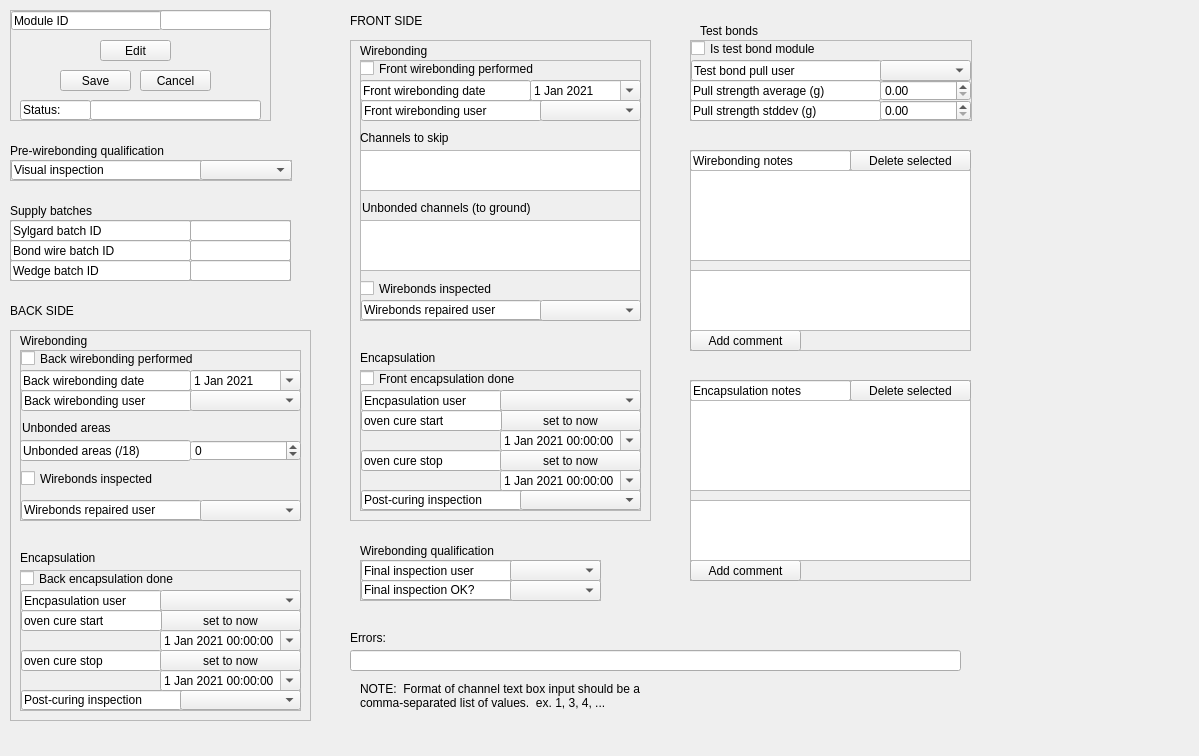
The window that pages_ui/view_wirebonding.ui (IncandelaLab/SharedUI) describes before a commit, drawn with Qt 5.
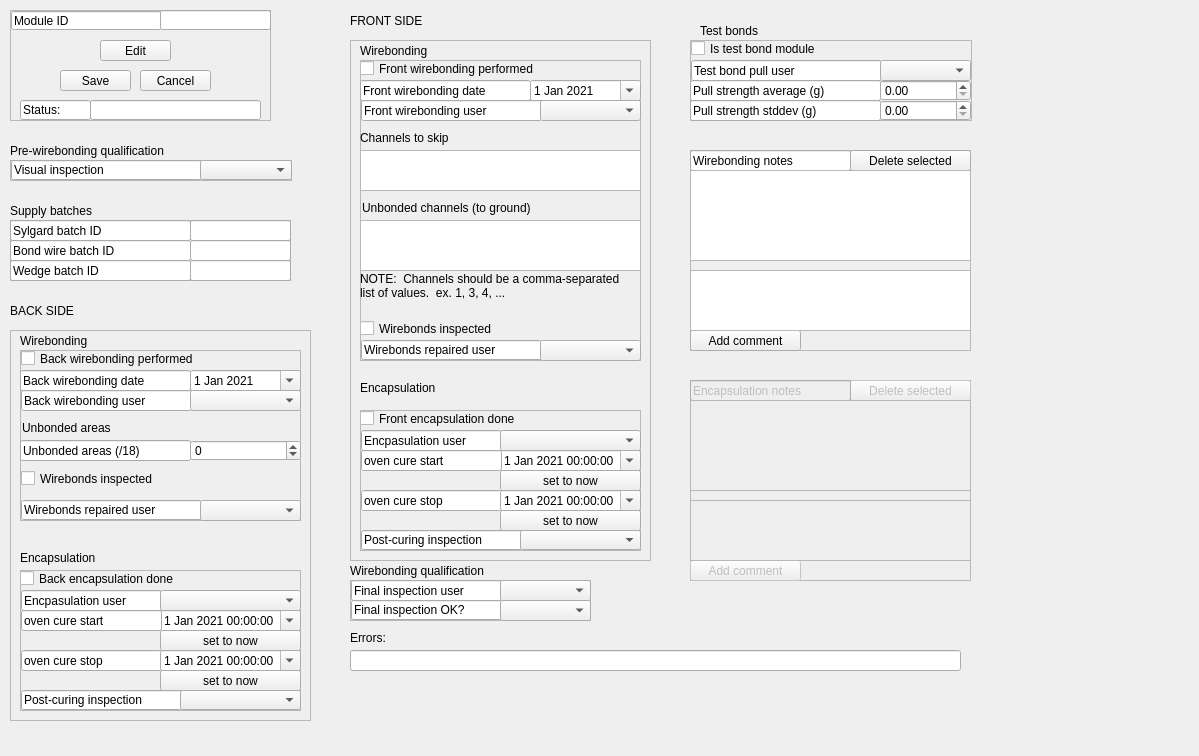
The same window after the commit.

Commit message: Wirebonding appears to be working

Patch:
```diff
--- a/pages_ui/view_wirebonding.ui
+++ b/pages_ui/view_wirebonding.ui
@@ -87,8 +87,8 @@
   <widget class="QLabel" name="label_4">
    <property name="geometry">
     <rect>
-     <x>360</x>
-     <y>540</y>
+     <x>350</x>
+     <y>560</y>
      <width>181</width>
      <height>21</height>
     </rect>
@@ -100,8 +100,8 @@
   <widget class="QFrame" name="frame_3">
    <property name="geometry">
     <rect>
-     <x>360</x>
-     <y>560</y>
+     <x>350</x>
+     <y>580</y>
      <width>241</width>
      <height>41</height>
     </rect>
@@ -324,22 +324,6 @@
     <bool>true</bool>
    </property>
   </widget>
-  <widget class="QLabel" name="label_6">
-   <property name="geometry">
-    <rect>
-     <x>360</x>
-     <y>670</y>
-     <width>321</width>
-     <height>51</height>
-    </rect>
-   </property>
-   <property name="text">
-    <string>NOTE:  Format of channel text box input should be a comma-separated list of values.  ex. 1, 3, 4, ...</string>
-   </property>
-   <property name="wordWrap">
-    <bool>true</bool>
-   </property>
-  </widget>
   <widget class="QLabel" name="label_15">
    <property name="geometry">
     <rect>
@@ -839,7 +823,7 @@
      <property name="geometry">
       <rect>
        <x>140</x>
-       <y>60</y>
+       <y>40</y>
        <width>141</width>
        <height>21</height>
       </rect>
@@ -889,7 +873,7 @@
      <property name="geometry">
       <rect>
        <x>140</x>
-       <y>80</y>
+       <y>100</y>
        <width>141</width>
        <height>21</height>
       </rect>
@@ -902,7 +886,7 @@
      <property name="geometry">
       <rect>
        <x>140</x>
-       <y>40</y>
+       <y>60</y>
        <width>141</width>
        <height>21</height>
       </rect>
@@ -970,7 +954,7 @@
      <property name="geometry">
       <rect>
        <x>140</x>
-       <y>100</y>
+       <y>80</y>
        <width>141</width>
        <height>21</height>
       </rect>
@@ -1047,7 +1031,7 @@
      <x>350</x>
      <y>40</y>
      <width>301</width>
-     <height>481</height>
+     <height>521</height>
     </rect>
    </property>
    <property name="frameShape">
@@ -1060,7 +1044,7 @@
     <property name="geometry">
      <rect>
       <x>10</x>
-      <y>310</y>
+      <y>340</y>
       <width>181</width>
       <height>16</height>
      </rect>
@@ -1075,7 +1059,7 @@
       <x>10</x>
       <y>20</y>
       <width>281</width>
-      <height>261</height>
+      <height>301</height>
      </rect>
     </property>
     <property name="frameShape">
@@ -1088,7 +1072,7 @@
      <property name="geometry">
       <rect>
        <x>0</x>
-       <y>220</y>
+       <y>260</y>
        <width>241</width>
        <height>17</height>
       </rect>
@@ -1143,7 +1127,7 @@
      <property name="geometry">
       <rect>
        <x>1</x>
-       <y>240</y>
+       <y>280</y>
        <width>181</width>
        <height>20</height>
       </rect>
@@ -1208,7 +1192,7 @@
      <property name="geometry">
       <rect>
        <x>180</x>
-       <y>240</y>
+       <y>280</y>
        <width>101</width>
        <height>21</height>
       </rect>
@@ -1253,6 +1237,22 @@
       </date>
      </property>
     </widget>
+    <widget class="QLabel" name="label_6">
+     <property name="geometry">
+      <rect>
+       <x>0</x>
+       <y>200</y>
+       <width>261</width>
+       <height>51</height>
+      </rect>
+     </property>
+     <property name="text">
+      <string>NOTE:  Channels should be a comma-separated list of values.  ex. 1, 3, 4, ...</string>
+     </property>
+     <property name="wordWrap">
+      <bool>true</bool>
+     </property>
+    </widget>
    </widget>
    <widget class="QLabel" name="label_12">
     <property name="geometry">
@@ -1271,7 +1271,7 @@
     <property name="geometry">
      <rect>
       <x>10</x>
-      <y>330</y>
+      <y>370</y>
       <width>281</width>
       <height>141</height>
      </rect>
@@ -1315,7 +1315,7 @@
      <property name="geometry">
       <rect>
        <x>140</x>
-       <y>60</y>
+       <y>40</y>
        <width>141</width>
        <height>21</height>
       </rect>
@@ -1365,7 +1365,7 @@
      <property name="geometry">
       <rect>
        <x>140</x>
-       <y>80</y>
+       <y>100</y>
        <width>141</width>
        <height>21</height>
       </rect>
@@ -1378,7 +1378,7 @@
      <property name="geometry">
       <rect>
        <x>140</x>
-       <y>40</y>
+       <y>60</y>
        <width>141</width>
        <height>21</height>
       </rect>
@@ -1446,7 +1446,7 @@
      <property name="geometry">
       <rect>
        <x>140</x>
-       <y>100</y>
+       <y>80</y>
        <width>141</width>
        <height>21</height>
       </rect>
@@ -1586,6 +1586,9 @@
    </widget>
   </widget>
   <widget class="QFrame" name="frame_13">
+   <property name="enabled">
+    <bool>false</bool>
+   </property>
    <property name="geometry">
     <rect>
      <x>690</x>
```
The commit also changes 13 other files.
